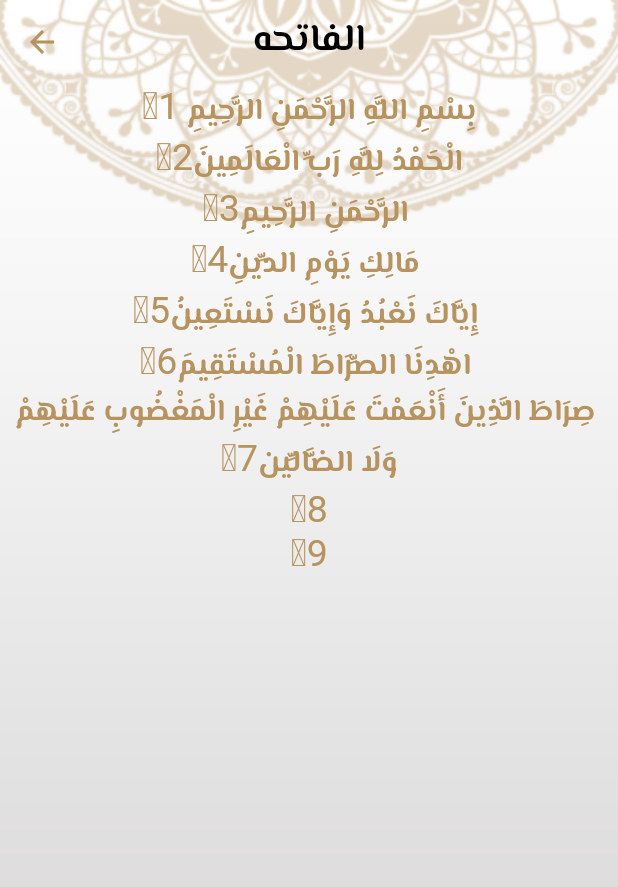
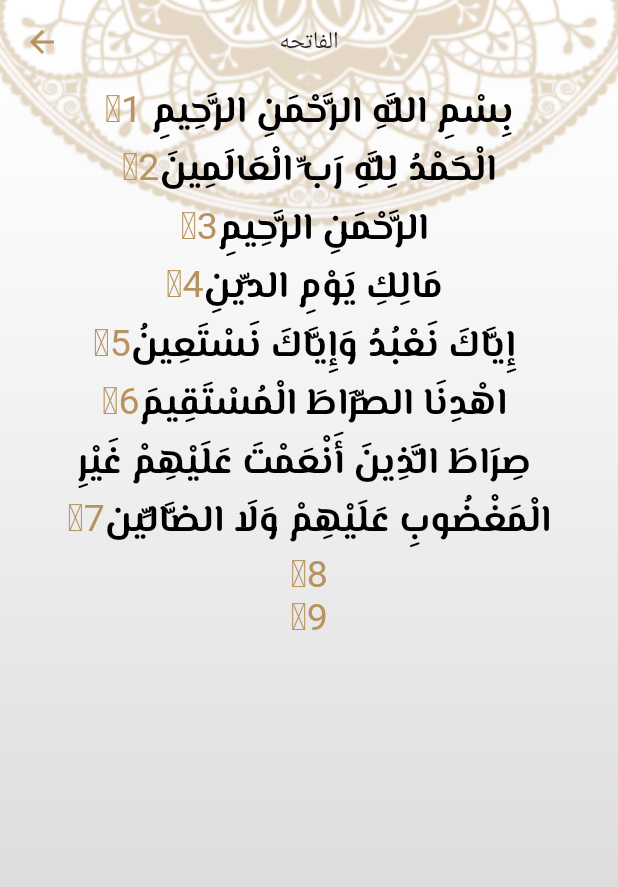
Before and after one commit to MoatazTabl/IslamiApp, a Flutter app: the screen it shows after launch, after a tap on "الفاتحه", on a phone screen of 412 x 824 dp. Shown: the top 887 px of the screen. Run offline on Flutter 3.47's test engine with Material 2 defaults, Android fonts, the phone set to English and light mode, and no system bars; our stand-ins replace google_fonts; Roboto replaces fonts that are missing (Amiri).

```diff
--- a/lib/main.dart
+++ b/lib/main.dart
@@ -1,4 +1,5 @@
 import 'package:flutter/material.dart';
+import 'package:islami/ahadeth_screen.dart';
 import 'package:islami/my_themes.dart';
 import 'package:islami/quran_screen.dart';
 import 'package:islami/sura_screen.dart';
@@ -20,6 +21,7 @@ class MyApp extends StatelessWidget {
       routes: {
         QuranScreen.routeName:(context)=>QuranScreen(),
         SuraScreen.routeName:(c)=>SuraScreen(),
+        AhadethScreen.routeName:(c)=>AhadethScreen(),
       },
     );
   }
--- a/lib/my_themes.dart
+++ b/lib/my_themes.dart
@@ -70,9 +70,12 @@ class MyThemeData {
 
 
     textTheme: TextTheme(
-        bodyMedium: GoogleFonts.elMessiri(
+        bodyMedium: GoogleFonts.amiri(
             fontSize: 25, fontWeight: FontWeight.bold, color: yellowColor),
-        bodySmall: GoogleFonts.elMessiri(fontSize: 20,fontWeight: FontWeight.bold,color: Colors.white)),
+        bodySmall: GoogleFonts.amiri(fontSize: 20,fontWeight: FontWeight.bold,color: Colors.white),
+      titleMedium: GoogleFonts.amiri(fontSize: 25,fontWeight: FontWeight.w400,color:Colors.white)
+    ),
+
 
     bottomNavigationBarTheme: const BottomNavigationBarThemeData(
         backgroundColor: darkColor,
--- a/lib/sura_screen.dart
+++ b/lib/sura_screen.dart
@@ -26,9 +26,12 @@ class _SuraScreenState extends State<SuraScreen> {
 
     return SafeArea(
       child: Container(
-        decoration: const BoxDecoration(
+        decoration:  BoxDecoration(
           image: DecorationImage(
-              image: AssetImage("assets/images/main_bg.png"), fit: BoxFit.fill),
+              image: AssetImage(Brightness.light == Theme.of(context).brightness
+                  ? "assets/images/main_bg.png"
+                  : "assets/images/dark_bg.png"),
+              fit: BoxFit.fill),
         ),
         child: Scaffold(
           appBar: AppBar(
@@ -36,8 +39,7 @@ class _SuraScreenState extends State<SuraScreen> {
               args.suraName,
               style: Theme.of(context)
                   .textTheme
-                  .bodyMedium!
-                  .copyWith(fontWeight: FontWeight.bold),
+                  .titleMedium,
             ),
           ),
           body: verses.isEmpty
@@ -56,7 +58,7 @@ class _SuraScreenState extends State<SuraScreen> {
                         children: [
                           TextSpan(
                               text: verses[index],
-                              style: Theme.of(context).textTheme.bodySmall),
+                              style: Theme.of(context).textTheme.bodyMedium),
                           TextSpan(
                               text: '\u06dd${index + 1}',
                               style: GoogleFonts.amiri(
--- a/lib/tabs/ahadeth.dart
+++ b/lib/tabs/ahadeth.dart
@@ -1,7 +1,7 @@
 import 'package:flutter/material.dart';
 import 'package:flutter/services.dart';
-import 'package:google_fonts/google_fonts.dart';
 import 'package:islami/ahadethModel.dart';
+import 'package:islami/ahadeth_screen.dart';
 
 class AhadethTab extends StatefulWidget {
   @override
@@ -38,7 +38,7 @@ class _AhadethTabState extends State<AhadethTab> {
               itemBuilder: (context, index) {
                 return InkWell(
                   onTap: () {
-                    Navigator.pushNamed(context, "");
+                    Navigator.pushNamed(context, AhadethScreen.routeName);
                   },
                   child: Text(
                     allAhadeth[index].hadethName,
--- a/lib/tabs/sebha.dart
+++ b/lib/tabs/sebha.dart
@@ -28,7 +28,7 @@ class _SebhaTabState extends State<SebhaTab> {
               "assets/images/Sebha_pic.png",
             ),
           ),
-          const Text("عدد التسبيحات"),
+          Text("عدد التسبيحات",style: Theme.of(context).textTheme.bodyMedium!.copyWith(color: Colors.white),),
           ElevatedButton(
             onPressed: () {
               counter++;
```
Also changed, not shown: lib/ahadeth_screen.dart (added, +46 -0 lines), assets/images/2.0x/dark_bg@2x.png (added), assets/images/3.0x/dark_bg@3x.png (added), assets/images/dark_bg.png (added).
